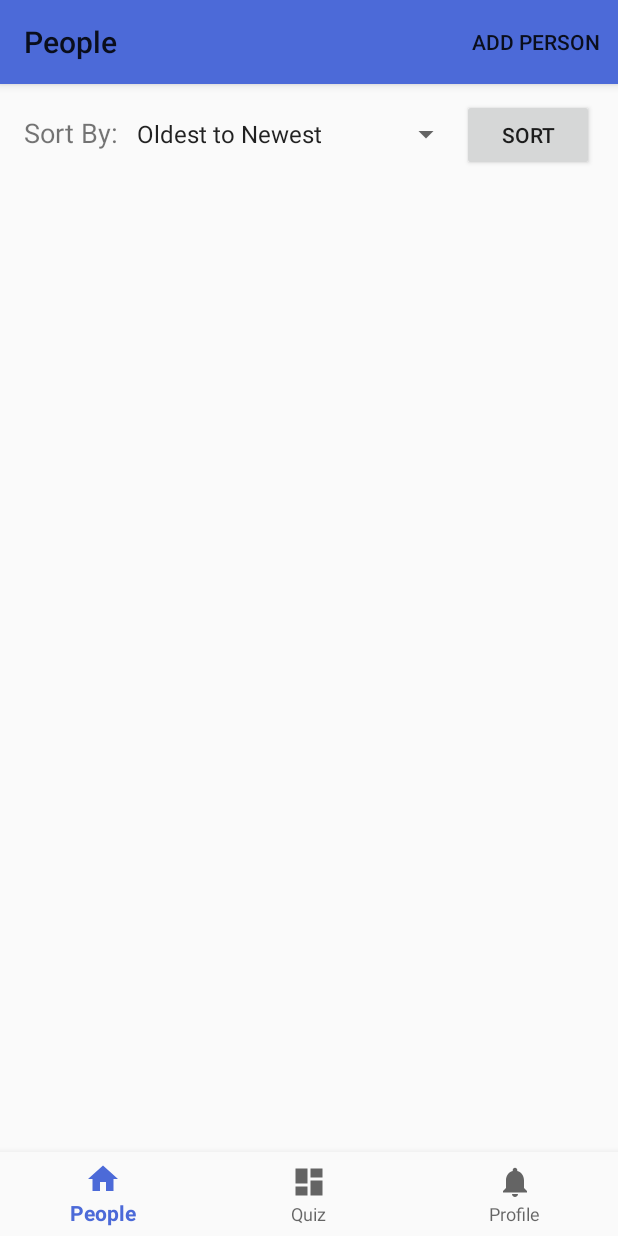
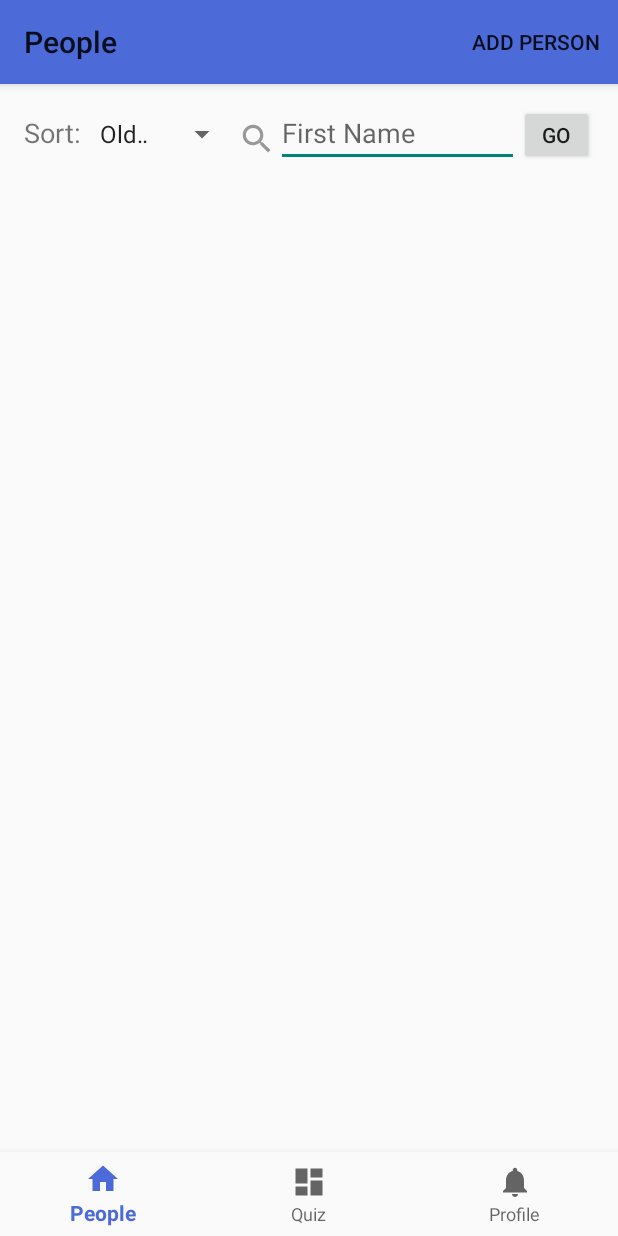
Before and after one commit to gracewanggw/RememberMe, an Android app: the screen it shows after launch (MainActivity), after a tap on "Get Started", on a phone screen of 412 x 824 dp. Run offline under Robolectric (Android 15) with nearby library versions, the phone set to English and light mode, and no system bars; our stand-ins replace navigation-ui; libraries missing offline, so code that uses them is left out: com.amitshekhar.

Commit message:
search and shared preferences work

```diff
--- a/app/src/main/java/com/example/rememberme/ui/people/PeopleFragment.java
+++ b/app/src/main/java/com/example/rememberme/ui/people/PeopleFragment.java
@@ -1,13 +1,16 @@
 package com.example.rememberme.ui.people;
 
 import android.app.Activity;
+import android.content.Context;
 import android.content.Intent;
 
+import android.content.SharedPreferences;
 import android.database.CursorWindow;
 import android.graphics.Bitmap;
 import android.graphics.BitmapFactory;
 
 import android.os.Bundle;
+import android.preference.PreferenceManager;
 import android.util.Log;
 import android.view.LayoutInflater;
 import android.view.Menu;
@@ -19,6 +22,7 @@ import android.widget.AdapterView;
 import android.widget.ArrayAdapter;
 import android.widget.BaseAdapter;
 import android.widget.Button;
+import android.widget.EditText;
 import android.widget.GridView;
 import android.widget.ImageView;
 import android.widget.Spinner;
@@ -45,12 +49,14 @@ import java.util.List;
 public class PeopleFragment extends Fragment {
 
     Spinner spinnerSort;
-    Button sortButton;
+    Button searchButton;
+    EditText search;
     CustomAdapter customAdapter;
 
     String sort = "Oldest to Newest";
     public final String SORT_KEY = "sort key";
     public final String SORT_IDX = "sort idx";
+    public final String SEARCH_KEY = "search key";
     Activity activity;
 
     GridView gridView;
@@ -85,26 +91,36 @@ public class PeopleFragment extends Fragment {
         frag = this;
         activity = this.getActivity();
 
+        gridView = root.findViewById(R.id.people_grid_view);
+
         spinnerSort = root.findViewById(R.id.sort);
         ArrayAdapter<CharSequence> adapterSort = ArrayAdapter.createFromResource(activity,
                 R.array.sort_types, android.R.layout.simple_spinner_item);
         adapterSort.setDropDownViewResource(android.R.layout.simple_spinner_dropdown_item);
         spinnerSort.setAdapter(adapterSort);
 
-        gridView = root.findViewById(R.id.people_grid_view);
+        spinnerSort.setOnItemSelectedListener(new AdapterView.OnItemSelectedListener() {
+            @Override
+            public void onItemSelected(AdapterView<?> parentView, View selectedItemView, int position, long id) {
+                sort = spinnerSort.getItemAtPosition(position).toString();
+                sorted = new ArrayList<>();
+                sortPeople();
+                customAdapter.updateItems(sorted);
+            }
 
-        if(savedInstanceState!=null){
-            sort = savedInstanceState.getString(SORT_KEY, "Oldest to Newest");
-            spinnerSort.setSelection(savedInstanceState.getInt(SORT_IDX,0));
-        }
+            @Override
+            public void onNothingSelected(AdapterView<?> parentView) {
+                // your code here
+            }
 
-        sortButton = root.findViewById(R.id.sort_button);
-        sortButton.setOnClickListener(new View.OnClickListener() {
+        });
+        search = root.findViewById(R.id.Search_Name);
+
+        searchButton = root.findViewById(R.id.search_button);
+        searchButton.setOnClickListener(new View.OnClickListener() {
             @Override
             public void onClick(View v) {
-                if(spinnerSort.getSelectedItem()!=null){
-                    sort = spinnerSort.getSelectedItem().toString();
-                }
+                searchPeople(search.getText().toString());
                 sorted = new ArrayList<>();
                 sortPeople();
                 customAdapter.updateItems(sorted);
@@ -114,16 +130,37 @@ public class PeopleFragment extends Fragment {
         return root;
     }
 
+
     @Override
-    public void onSaveInstanceState(Bundle outState){
-        outState.putString(SORT_KEY, sort);
-        outState.putInt(SORT_IDX, spinnerSort.getSelectedItemPosition());
+    public void onStart() {
+        Log.d("gwang", "on start");
+        super.onStart();
+        SharedPreferences sharedPreferences = activity.getSharedPreferences("pref", Context.MODE_PRIVATE);
+        sort = sharedPreferences.getString(SORT_KEY, "Oldest to Newest");
+        spinnerSort.setSelection(sharedPreferences.getInt(SORT_IDX, 0));
+        search.setText(sharedPreferences.getString(SEARCH_KEY,""));
+        if(!search.getText().toString().equals("")){
+            searchPeople(search.getText().toString());
+            sorted = new ArrayList<>();
+            sortPeople();
+            customAdapter.updateItems(sorted);
+        }
+        else{
+            updateView();
+        }
     }
 
     @Override
-    public void onResume() {
-        updateView();
-        super.onResume();
+    public void onPause() {
+        Log.d("gwang", "on pause");
+        SharedPreferences sharedPreferences = activity.getSharedPreferences("pref", Context.MODE_PRIVATE);
+        SharedPreferences.Editor editors = sharedPreferences.edit();
+        editors.clear();
+        editors.putString(SORT_KEY,sort);
+        editors.putInt(SORT_IDX,spinnerSort.getSelectedItemPosition());
+        editors.putString(SEARCH_KEY,search.getText().toString());
+        editors.commit();
+        super.onPause();
     }
 
     public void updateView(){
@@ -145,9 +182,21 @@ public class PeopleFragment extends Fragment {
 
     }
 
+    public void searchPeople(String name){
+        people = dataSource.fetchFramilyEntries();
+        for(int i =0; i<people.size(); i++){
+            if(!people.get(i).getNameFirst().contains(name)){
+                people.remove(i);
+                i--;
+            }
+        }
+    }
+
     public void sortPeople(){
         if(sort.equals("Oldest to Newest")){
-            sorted = dataSource.fetchFramilyEntries();
+            for(Framily fram: people){
+                sorted.add(fram);
+            }
         }
         else if(sort.equals("Newest to Oldest")){
             for(int i = people.size()-1; i>=0; i--){
--- a/app/src/main/java/com/example/rememberme/ui/profile/ProfileFragment.java
+++ b/app/src/main/java/com/example/rememberme/ui/profile/ProfileFragment.java
@@ -58,16 +58,6 @@ public class ProfileFragment extends Fragment {
 
         updateView();
 
-        try {
-            FileInputStream fis = this.getActivity().openFileInput(EditUserProfileActivity.saveImgFileName);
-            Bitmap bmap = BitmapFactory.decodeStream(fis);
-            roundedImage = new RoundImage(bmap);
-            photo.setImageDrawable(roundedImage);
-            fis.close();
-        } catch (IOException e) {
-
-        }
-
         edit = root.findViewById(R.id.edit);
         edit.setOnClickListener(new View.OnClickListener() {
             @Override
@@ -95,5 +85,15 @@ public class ProfileFragment extends Fragment {
         String nameStr = sharedPreferences.getString(EditUserProfileActivity.FIRST_NAME_KEY, "") +
                 " " + sharedPreferences.getString(EditUserProfileActivity.LAST_NAME_KEY,"");
         name.setText(nameStr);
+        try {
+            FileInputStream fis = this.getActivity().openFileInput(EditUserProfileActivity.saveImgFileName);
+            Bitmap bmap = BitmapFactory.decodeStream(fis);
+            roundedImage = new RoundImage(bmap);
+            photo.setImageDrawable(roundedImage);
+            fis.close();
+        } catch (IOException e) {
+
+        }
+
     }
 }
--- /dev/null
+++ b/app/src/main/res/drawable/ic_baseline_search_24.xml
@@ -0,0 +1,5 @@
+<vector android:height="24dp" android:tint="#989898"
+    android:viewportHeight="24" android:viewportWidth="24"
+    android:width="24dp" xmlns:android="http://schemas.android.com/apk/res/android">
+    <path android:fillColor="@android:color/white" android:pathData="M15.5,14h-0.79l-0.28,-0.27C15.41,12.59 16,11.11 16,9.5 16,5.91 13.09,3 9.5,3S3,5.91 3,9.5 5.91,16 9.5,16c1.61,0 3.09,-0.59 4.23,-1.57l0.27,0.28v0.79l5,4.99L20.49,19l-4.99,-5zM9.5,14C7.01,14 5,11.99 5,9.5S7.01,5 9.5,5 14,7.01 14,9.5 11.99,14 9.5,14z"/>
+</vector>
--- a/app/src/main/res/layout/fragment_people.xml
+++ b/app/src/main/res/layout/fragment_people.xml
@@ -23,19 +23,36 @@
                 android:layout_marginLeft="16dp"
                 android:layout_width="wrap_content"
                 android:layout_height="wrap_content"
-                android:text="Sort By: "
+                android:text="Sort: "
                 android:textSize="18dp"/>
 
             <Spinner
                 android:id="@+id/sort"
+                android:layout_width="100dp"
+                android:layout_height="wrap_content"
+                />
+
+            <TextView
+                android:id="@+id/search_icon"
+                android:layout_width="25dp"
+                android:layout_height="25dp"
+                android:background="@drawable/ic_baseline_search_24" />
+
+            <EditText
+                android:id="@+id/Search_Name"
                 android:layout_width="wrap_content"
                 android:layout_height="wrap_content"
-                android:layout_weight="1" />
+                android:layout_weight="1"
+                android:ems="10"
+                android:inputType="textPersonName"
+                android:hint="First Name"
+                android:text=""/>
+
             <Button
-                android:id="@+id/sort_button"
-                android:layout_width="wrap_content"
-                android:layout_height="wrap_content"
-                android:text="Sort"
+                android:id="@+id/search_button"
+                android:layout_width="50dp"
+                android:layout_height="40dp"
+                android:text="Go"
                 android:layout_marginRight="16dp"/>
 
         </LinearLayout>
```
